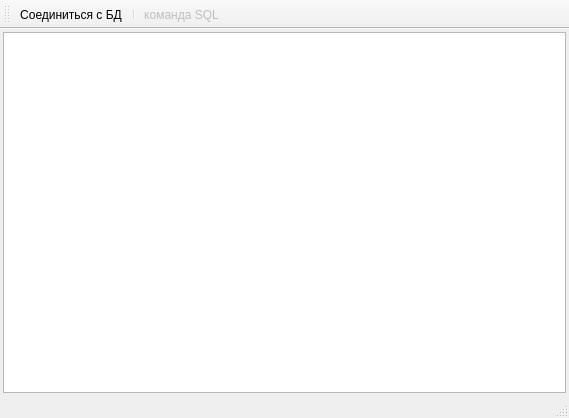
First picture: the form in src/db36/mainwindow.ui, repository smurav/db36, before the edit.
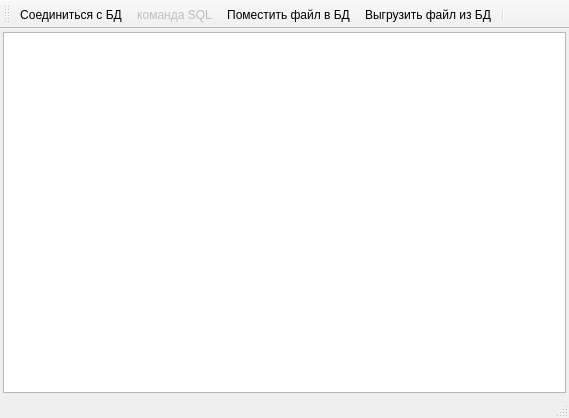
Second picture: the form after the edit. Icons and pictures are not drawn.

Commit message: Работа с BLOBами

Diff of the .ui file:
```diff
--- a/src/db36/mainwindow.ui
+++ b/src/db36/mainwindow.ui
@@ -54,8 +54,10 @@
     <bool>false</bool>
    </attribute>
    <addaction name="action_connect_db"/>
-   <addaction name="separator"/>
    <addaction name="action_sql_command"/>
+   <addaction name="action_upload_blob_to_db"/>
+   <addaction name="action_download_blob_from_db"/>
+   <addaction name="separator"/>
   </widget>
   <widget class="QStatusBar" name="statusBar"/>
   <action name="action_connect_db">
@@ -82,6 +84,24 @@
     <string>команда SQL</string>
    </property>
   </action>
+  <action name="action_upload_blob_to_db">
+   <property name="icon">
+    <iconset resource="res/resource.qrc">
+     <normaloff>:/open.png</normaloff>:/open.png</iconset>
+   </property>
+   <property name="text">
+    <string>Поместить файл в БД</string>
+   </property>
+  </action>
+  <action name="action_download_blob_from_db">
+   <property name="icon">
+    <iconset resource="res/resource.qrc">
+     <normaloff>:/save.png</normaloff>:/save.png</iconset>
+   </property>
+   <property name="text">
+    <string>Выгрузить файл из БД</string>
+   </property>
+  </action>
  </widget>
  <layoutdefault spacing="6" margin="11"/>
  <resources>
```
The commit also changes 21 other files.
